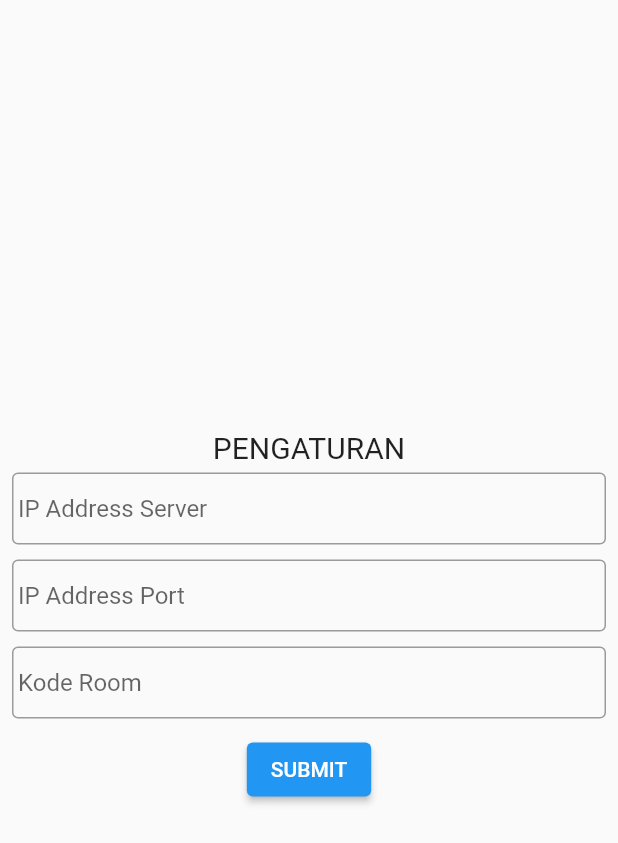
After one commit to ilhmdhn/room_number, a Flutter app: the SettingPage screen opened by its route, on a phone screen of 412 x 824 dp. The commit adds this screen. Shown: the top 843 px of the screen. Run offline on Flutter 3.47's test engine with Material 2 defaults, Android fonts, the phone set to English and light mode, and no system bars; our stand-ins replace event_bus, shared_preferences, video_player; missing offline and left inert: network_info_plus; accounts and stored records are empty.

Commit message:
setting page

```diff
--- /dev/null
+++ b/lib/page/setting_page.dart
@@ -0,0 +1,67 @@
+import 'package:flutter/material.dart';
+
+class SettingPage extends StatefulWidget {
+  const SettingPage({super.key});
+  static const nameRoute = '/setting';
+
+  @override
+  State<SettingPage> createState() => _SettingPageState();
+}
+
+class _SettingPageState extends State<SettingPage> {
+  @override
+  Widget build(BuildContext context) {
+    return Scaffold(
+      body: Padding(
+        padding: const EdgeInsets.all(8),
+        child: Column(
+          crossAxisAlignment: CrossAxisAlignment.center,
+          mainAxisAlignment: MainAxisAlignment.center,
+          children: [
+            Text(
+              'PENGATURAN',
+              style: TextStyle(fontSize: 20),
+            ),
+            SizedBox(
+              height: 5,
+            ),
+            TextField(
+              keyboardType: TextInputType.number,
+              decoration: InputDecoration(
+                border: OutlineInputBorder(),
+                contentPadding: EdgeInsets.all(4),
+                hintText: 'IP Address Server',
+              ),
+            ),
+            SizedBox(
+              height: 10,
+            ),
+            TextField(
+              keyboardType: TextInputType.number,
+              decoration: InputDecoration(
+                border: OutlineInputBorder(),
+                contentPadding: EdgeInsets.all(4),
+                hintText: 'IP Address Port',
+              ),
+            ),
+            SizedBox(
+              height: 10,
+            ),
+            TextField(
+              keyboardType: TextInputType.number,
+              decoration: InputDecoration(
+                border: OutlineInputBorder(),
+                contentPadding: EdgeInsets.all(4),
+                hintText: 'Kode Room',
+              ),
+            ),
+            SizedBox(
+              height: 10,
+            ),
+            ElevatedButton(onPressed: () {}, child: Text('SUBMIT'))
+          ],
+        ),
+      ),
+    );
+  }
+}
--- a/pubspec.yaml
+++ b/pubspec.yaml
@@ -29,7 +29,6 @@ environment:
 # the latest version available on pub.dev. To see which dependencies have newer
 # versions available, run `flutter pub outdated`.
 dependencies:
-  connectivity_plus: ^3.0.3
   cupertino_icons: ^1.0.2
   event_bus: ^2.0.0
   flutter:
```
Also changed, not shown: lib/api/api_request.dart (+17 -1 lines), lib/data/devices/wifi_data.dart (+5 -10 lines), lib/data/model/state_model.dart (added, +15 -0 lines), lib/main.dart (+16 -2 lines), lib/page/main_page.dart (+32 -2 lines), pubspec.lock, 3 other files.
